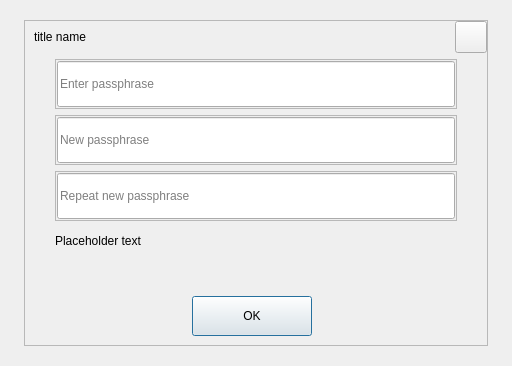
MassGrid/MassGrid, file src/qt/forms/askpassphrasedialog.ui: the form before one commit.
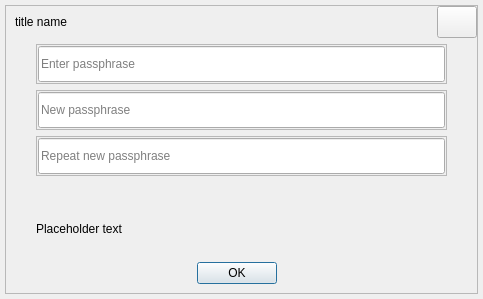
The form after the commit.

Patch:
```diff
--- a/src/qt/forms/askpassphrasedialog.ui
+++ b/src/qt/forms/askpassphrasedialog.ui
@@ -6,8 +6,8 @@
    <rect>
     <x>0</x>
     <y>0</y>
-    <width>512</width>
-    <height>366</height>
+    <width>483</width>
+    <height>299</height>
    </rect>
   </property>
   <property name="sizePolicy">
@@ -25,7 +25,7 @@
   <property name="maximumSize">
    <size>
     <width>16777215</width>
-    <height>500</height>
+    <height>16777215</height>
    </size>
   </property>
   <property name="windowTitle">
@@ -36,16 +36,16 @@
   </property>
   <layout class="QGridLayout" name="gridLayout_2">
    <property name="leftMargin">
-    <number>0</number>
+    <number>5</number>
    </property>
    <property name="topMargin">
-    <number>0</number>
+    <number>5</number>
    </property>
    <property name="rightMargin">
-    <number>0</number>
+    <number>5</number>
    </property>
    <property name="bottomMargin">
-    <number>0</number>
+    <number>5</number>
    </property>
    <item row="0" column="0">
     <widget class="QWidget" name="centerWin" native="true">
@@ -54,16 +54,16 @@
      </property>
      <layout class="QGridLayout" name="gridLayout_3">
       <property name="leftMargin">
-       <number>24</number>
+       <number>0</number>
       </property>
       <property name="topMargin">
-       <number>20</number>
+       <number>0</number>
       </property>
       <property name="rightMargin">
-       <number>24</number>
+       <number>0</number>
       </property>
       <property name="bottomMargin">
-       <number>20</number>
+       <number>0</number>
       </property>
       <item row="0" column="0">
        <widget class="QFrame" name="mainframe">
@@ -112,7 +112,7 @@
             </spacer>
            </item>
            <item>
-            <widget class="QToolButton" name="cancelButton">
+            <widget class="QPushButton" name="cancelButton">
              <property name="minimumSize">
               <size>
                <width>32</width>
@@ -121,8 +121,8 @@
              </property>
              <property name="maximumSize">
               <size>
-               <width>32</width>
-               <height>32</height>
+               <width>16777215</width>
+               <height>16777215</height>
               </size>
              </property>
              <property name="focusPolicy">
@@ -304,6 +304,19 @@
                </layout>
               </widget>
              </item>
+             <item>
+              <spacer name="verticalSpacer">
+               <property name="orientation">
+                <enum>Qt::Vertical</enum>
+               </property>
+               <property name="sizeHint" stdset="0">
+                <size>
+                 <width>20</width>
+                 <height>40</height>
+                </size>
+               </property>
+              </spacer>
+             </item>
              <item>
               <widget class="QLabel" name="warningLabel">
                <property name="text">
@@ -352,34 +365,9 @@
                 </spacer>
                </item>
                <item>
-                <widget class="QDialogButtonBox" name="buttonBox">
-                 <property name="sizePolicy">
-                  <sizepolicy hsizetype="Expanding" vsizetype="Expanding">
-                   <horstretch>0</horstretch>
-                   <verstretch>0</verstretch>
-                  </sizepolicy>
-                 </property>
-                 <property name="minimumSize">
-                  <size>
-                   <width>0</width>
-                   <height>0</height>
-                  </size>
-                 </property>
-                 <property name="maximumSize">
-                  <size>
-                   <width>120</width>
-                   <height>40</height>
-                  </size>
-                 </property>
-                 <property name="styleSheet">
-                  <string notr="true">width:120px;
-height:40px;</string>
-                 </property>
-                 <property name="orientation">
-                  <enum>Qt::Horizontal</enum>
-                 </property>
-                 <property name="standardButtons">
-                  <set>QDialogButtonBox::Ok</set>
+                <widget class="QPushButton" name="okButton">
+                 <property name="text">
+                  <string>OK</string>
                  </property>
                 </widget>
                </item>
```
Left out of the diff: 28 changed lines with no effect on the pictures.
